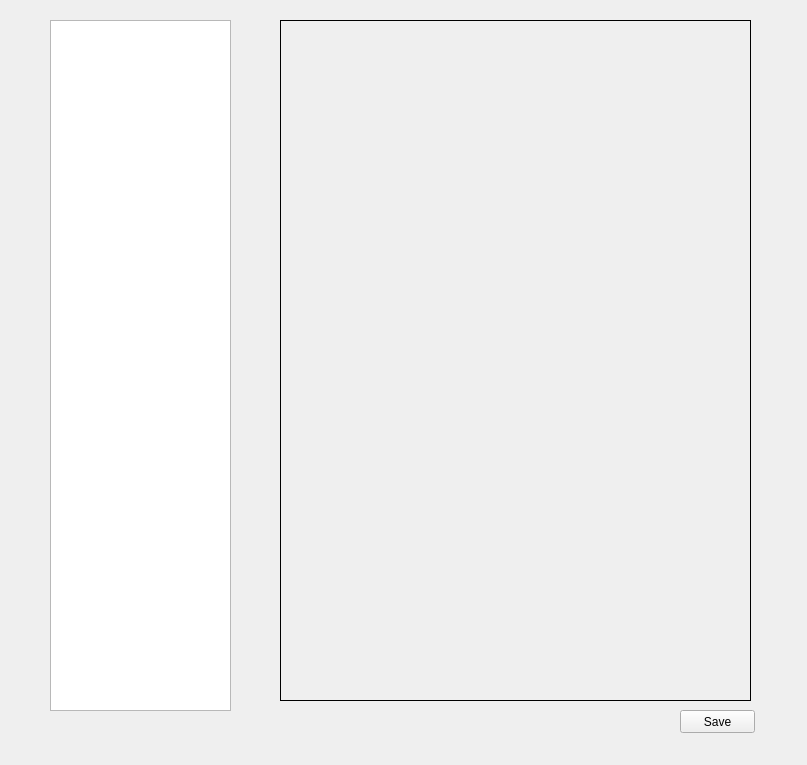
Qt form view/settingsview.ui (Joensw/RCAIT) before a commit.
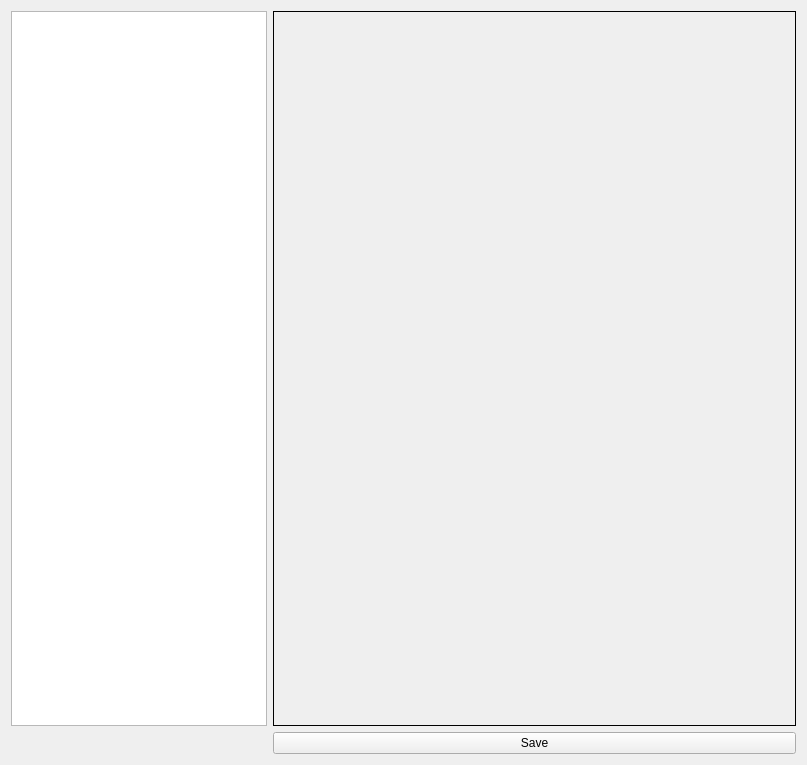
The same form after that commit.

```diff
--- a/view/settingsview.ui
+++ b/view/settingsview.ui
@@ -13,25 +13,12 @@
   <property name="windowTitle">
    <string>Form</string>
   </property>
-  <widget class="QListWidget" name="pluginList">
-   <property name="geometry">
-    <rect>
-     <x>50</x>
-     <y>20</y>
-     <width>181</width>
-     <height>691</height>
-    </rect>
-   </property>
-  </widget>
+  <layout class="QFormLayout" name="formLayout">
+   <item row="0" column="0">
+    <widget class="QListWidget" name="pluginList"/>
+   </item>
+   <item row="0" column="1">
   <widget class="QStackedWidget" name="pluginWidget">
-   <property name="geometry">
-    <rect>
-     <x>280</x>
-     <y>20</y>
-     <width>471</width>
-     <height>681</height>
-    </rect>
-   </property>
    <property name="frameShape">
     <enum>QFrame::Panel</enum>
    </property>
@@ -39,19 +26,15 @@
     <number>-1</number>
    </property>
   </widget>
-  <widget class="QPushButton" name="pushButton">
-   <property name="geometry">
-    <rect>
-     <x>680</x>
-     <y>710</y>
-     <width>75</width>
-     <height>23</height>
-    </rect>
-   </property>
+   </item>
+   <item row="1" column="1">
+    <widget class="QPushButton" name="saveButton">
    <property name="text">
     <string>Save</string>
    </property>
   </widget>
+   </item>
+  </layout>
  </widget>
  <resources/>
  <connections>
```
Left out of the diff: 2 changed lines with no effect on the pictures. Lines whose indentation alone changed are shown as unchanged.
